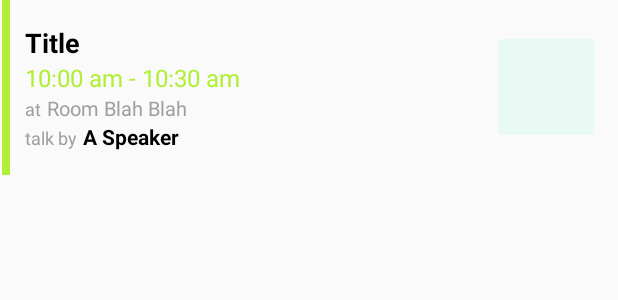
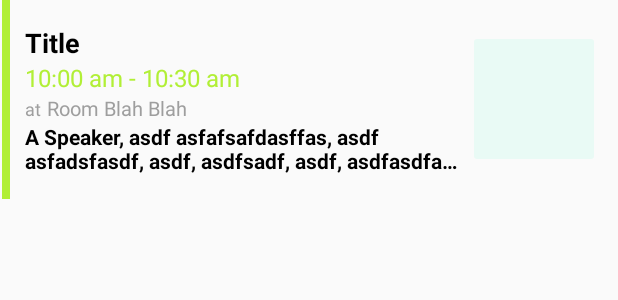
Before and after one commit to Droidcon-Boston/conference-app-android, an Android app: the layout schedule_item.xml on its own in the app's theme, with its tools: preview values and no code run, on a phone screen of 412 x 824 dp. Shown: the top 300 px of the screen. Run offline under Robolectric (Android 15) with nearby library versions, the phone set to English and light mode, and no system bars.

Commit message:
show all speakers in agenda list

```diff
--- a/Droidcon-Boston/app/src/main/java/com/mentalmachines/droidcon_boston/data/ScheduleDatabase.java
+++ b/Droidcon-Boston/app/src/main/java/com/mentalmachines/droidcon_boston/data/ScheduleDatabase.java
@@ -10,7 +10,6 @@ import com.readystatesoftware.sqliteasset.SQLiteAssetHelper;
 import java.util.ArrayList;
 import java.util.HashMap;
 import java.util.List;
-import org.threeten.bp.ZonedDateTime;
 
 /**
  * This database can workaround certain issues with the Wordpress API
@@ -52,9 +51,10 @@ public class ScheduleDatabase extends SQLiteAssetHelper {
 
         public String talkDescription;
         public String speakerName;
+        public int speakerCount;
         public String talkTitle;
         public String photo;
-        public ZonedDateTime localStartTime;
+        public String utcStartTimeString;
         public String startTime;
         public String endTime;
         public String room;
--- a/Droidcon-Boston/app/src/main/res/layout/schedule_item.xml
+++ b/Droidcon-Boston/app/src/main/res/layout/schedule_item.xml
@@ -23,6 +23,7 @@
     <LinearLayout
         android:layout_width="0dp"
         android:layout_weight="1"
+        android:layout_marginEnd="8dp"
         android:layout_height="wrap_content"
         android:paddingTop="16dp"
         android:paddingBottom="16dp"
@@ -82,42 +83,25 @@
 
         </LinearLayout>
 
-        <LinearLayout
+        <TextView
             android:layout_width="match_parent"
             android:layout_height="wrap_content"
-            android:orientation="horizontal">
-
-            <TextView
-                android:layout_width="wrap_content"
-                android:layout_height="wrap_content"
-                android:layout_marginEnd="4dp"
             android:layout_gravity="bottom"
-                android:textAlignment="gravity"
-                android:textSize="12sp"
-                android:fontFamily="sans-serif"
-                android:textColor="@color/colorGray"
-                android:text="@string/prefix_speaker"/>
-
-            <TextView
-                android:layout_width="wrap_content"
-                android:layout_height="wrap_content"
-                android:layout_gravity="bottom"
+            android:maxLines="2"
+            android:ellipsize="end"
             android:textAlignment="gravity"
             android:textSize="14sp"
             android:fontFamily="sans-serif"
             android:textStyle="bold"
             android:textColor="@color/colorPrimaryDark"
             android:id="@+id/speaker_name_text"
-                tools:text="A Speaker"/>
-
-        </LinearLayout>
+            tools:text="A Speaker, asdf asfafsafdasffas, asdf asfadsfasdf, asdf, asdfsadf, asdf, asdfasdfasf, asdf, asdf"/>
 
     </LinearLayout>
 
     <ImageView
-        android:layout_width="64dp"
-        android:layout_height="64dp"
-        android:layout_marginStart="8dp"
+        android:layout_width="80dp"
+        android:layout_height="80dp"
         android:layout_marginEnd="16dp"
         android:layout_gravity="center_vertical"
         android:contentDescription="@string/speaker_avatar"
```
Also changed, not shown: Droidcon-Boston/app/src/main/java/com/mentalmachines/droidcon_boston/data/FirebaseDatabase.kt (+5 -3 lines), Droidcon-Boston/app/src/main/java/com/mentalmachines/droidcon_boston/views/agenda/AgendaDayFragment.kt (+3 -5 lines). Lines whose indentation alone changed are shown as unchanged.
